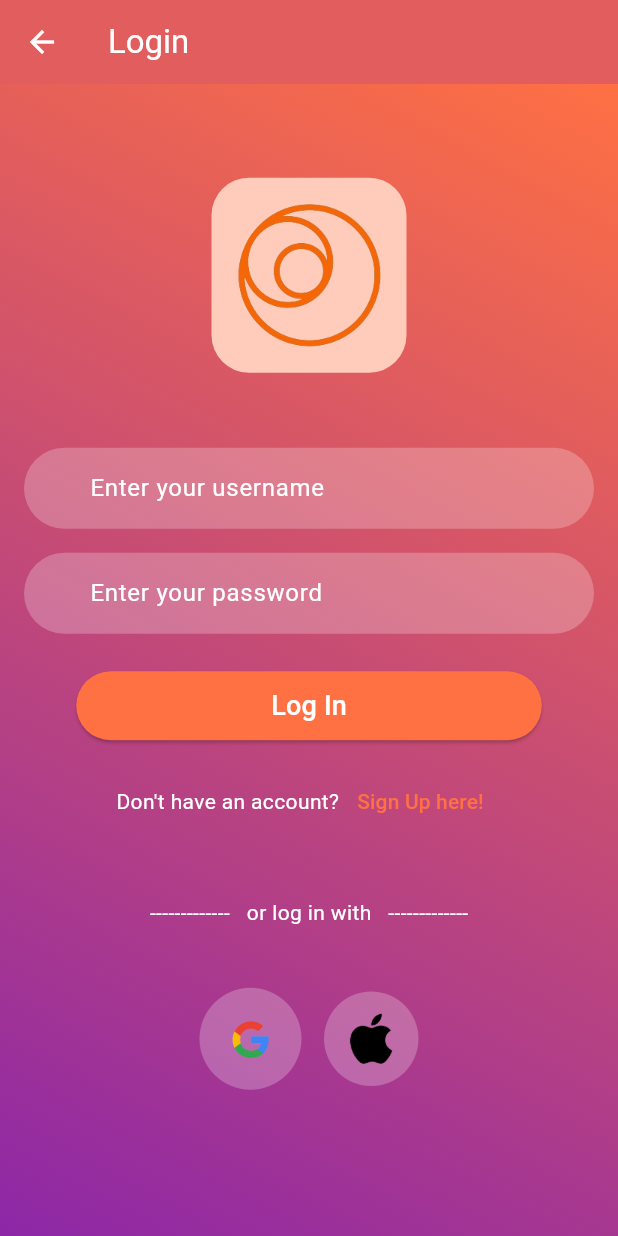
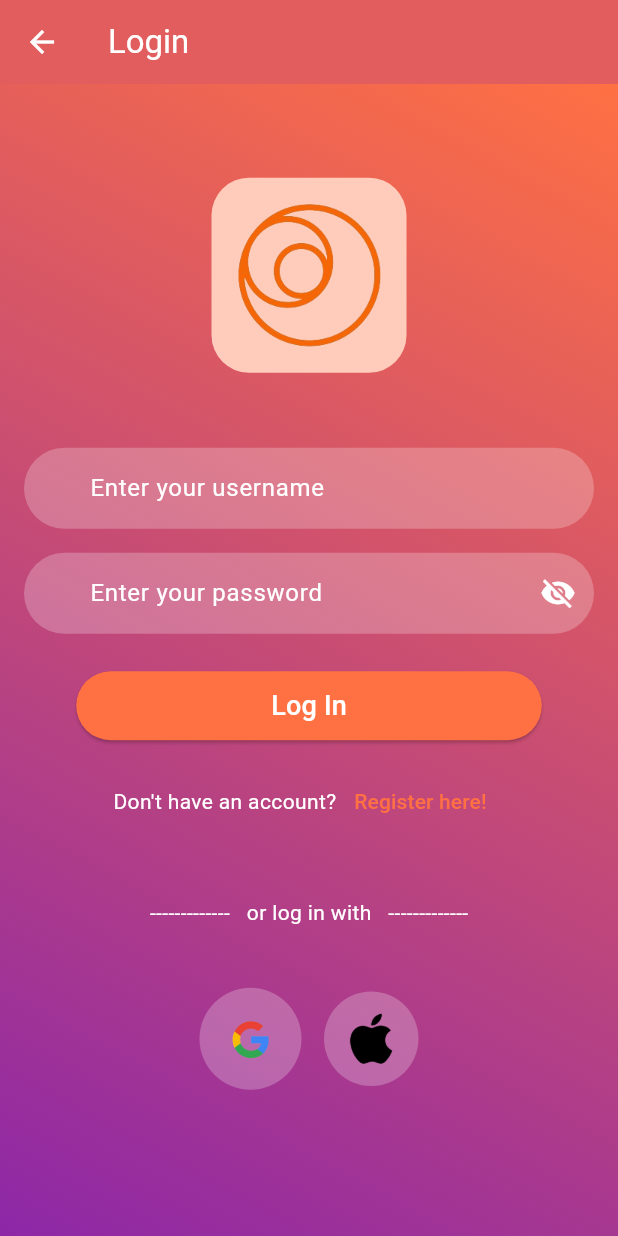
Before and after one commit to opiyodon/synctours, a Flutter app: the Login screen opened by its route, on a phone screen of 412 x 824 dp. Run offline on Flutter 3.47's test engine with Material 3 defaults, Android fonts, the phone set to English and light mode, and no system bars.

Commit message:
modified the password field in login page

```diff
--- a/lib/pages/login.dart
+++ b/lib/pages/login.dart
@@ -1,8 +1,22 @@
 import 'package:flutter/material.dart';
 import 'package:synctours/theme/colors.dart';
 
-class Login extends StatelessWidget {
+class Login extends StatefulWidget {
   const Login({super.key});
+
+  @override
+  LoginState createState() => LoginState();
+}
+
+class LoginState extends State<Login> {
+  bool isHidden = true;
+  final TextEditingController passwordController = TextEditingController();
+
+  @override
+  void dispose() {
+    passwordController.dispose();
+    super.dispose();
+  }
 
   @override
   Widget build(BuildContext context) {
@@ -11,12 +25,12 @@ class Login extends StatelessWidget {
         backgroundColor: AppColors.primary,
         title: const Text(
           'Login',
-          style:
-              TextStyle(color: AppColors.buttonText), // Text color set to white
+          style: TextStyle(color: AppColors.buttonText),
         ),
         elevation: 0.0,
         iconTheme: const IconThemeData(
-            color: AppColors.buttonText), // Back arrow color set to white
+          color: AppColors.buttonText,
+        ),
       ),
       body: Container(
         decoration: const BoxDecoration(
@@ -57,7 +71,8 @@ class Login extends StatelessWidget {
               ),
               const SizedBox(height: 16),
               TextField(
-                obscureText: true,
+                controller: passwordController,
+                obscureText: isHidden,
                 decoration: InputDecoration(
                   hintText: 'Enter your password',
                   hintStyle: const TextStyle(color: AppColors.buttonText),
@@ -68,6 +83,17 @@ class Login extends StatelessWidget {
                     borderRadius: BorderRadius.circular(30.0),
                     borderSide: BorderSide.none,
                   ),
+                  suffixIcon: IconButton(
+                    icon: Icon(
+                      isHidden ? Icons.visibility_off : Icons.visibility,
+                      color: AppColors.buttonText,
+                    ),
+                    onPressed: () {
+                      setState(() {
+                        isHidden = !isHidden;
+                      });
+                    },
+                  ),
                 ),
                 style: const TextStyle(color: AppColors.authInputText),
               ),
@@ -77,8 +103,7 @@ class Login extends StatelessWidget {
                   // Functionality for login
                 },
                 style: ElevatedButton.styleFrom(
-                  backgroundColor: AppColors
-                      .accent, // Using brown accent for button background
+                  backgroundColor: AppColors.accent,
                   padding: const EdgeInsets.symmetric(
                       horizontal: 130.0, vertical: 10.0),
                   shape: RoundedRectangleBorder(
@@ -89,8 +114,7 @@ class Login extends StatelessWidget {
                   'Log In',
                   style: TextStyle(
                     fontSize: 18.0,
-                    color:
-                        AppColors.buttonText, // Using white color for contrast
+                    color: AppColors.buttonText,
                   ),
                 ),
               ),
@@ -108,7 +132,7 @@ class Login extends StatelessWidget {
                       Navigator.pushNamed(context, '/sign_up');
                     },
                     child: const Text(
-                      'Sign Up here!',
+                      'Register here!',
                       style: TextStyle(color: AppColors.accent),
                     ),
                   ),
@@ -124,16 +148,16 @@ class Login extends StatelessWidget {
                 mainAxisAlignment: MainAxisAlignment.center,
                 children: [
                   Container(
-                    padding: const EdgeInsets.all(1), // Adjust padding as needed
+                    padding: const EdgeInsets.all(1),
                     decoration: const BoxDecoration(
                       color: AppColors.authInput,
                       shape: BoxShape.circle,
                     ),
                     child: IconButton(
                       icon: Image.asset(
-                          'assets/icon/google.png',
-                          width: 50.0,
-                          height: 50.0,
+                        'assets/icon/google.png',
+                        width: 50.0,
+                        height: 50.0,
                       ),
                       onPressed: () {
                         // Handle Google button tap
@@ -142,16 +166,16 @@ class Login extends StatelessWidget {
                   ),
                   const SizedBox(width: 15),
                   Container(
-                    padding: const EdgeInsets.all(6), // Adjust padding as needed
+                    padding: const EdgeInsets.all(6),
                     decoration: const BoxDecoration(
                       color: AppColors.authInput,
                       shape: BoxShape.circle,
                     ),
                     child: IconButton(
                       icon: Image.asset(
-                          'assets/icon/apple.png',
-                          width: 35.0,
-                          height: 35.0
+                        'assets/icon/apple.png',
+                        width: 35.0,
+                        height: 35.0,
                       ),
                       onPressed: () {
                         // Handle Apple button tap
```
